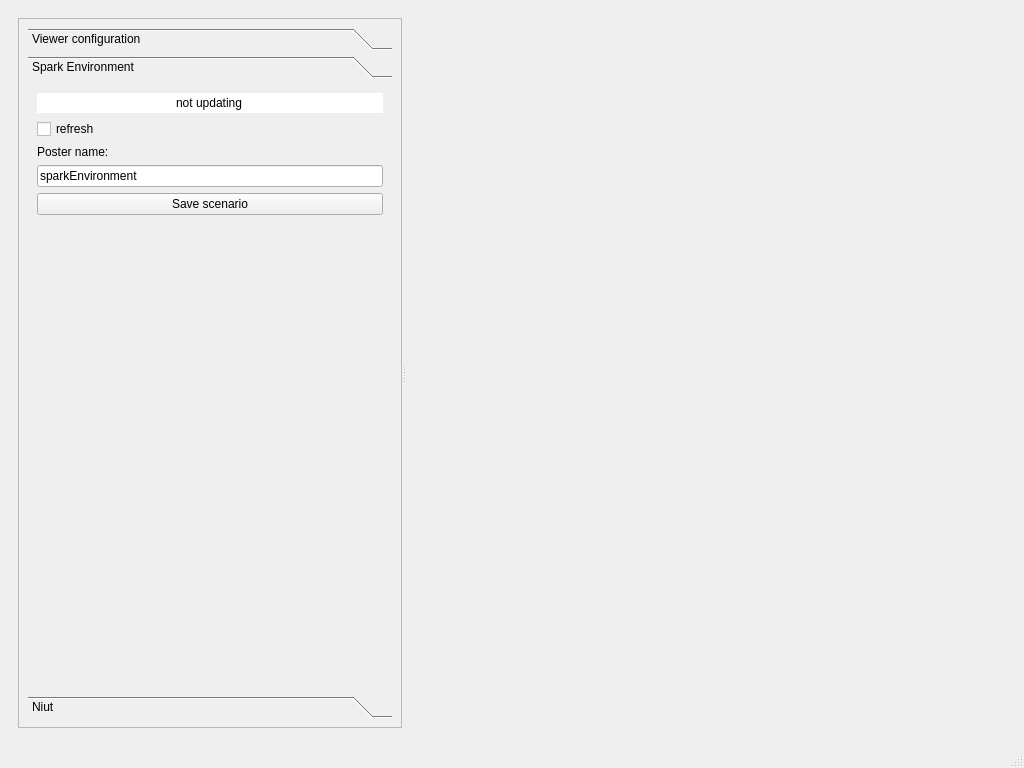
Qt form src/move3d-remote/mainwindow-remote.ui (jmainpri/move3d-studio) before a commit.
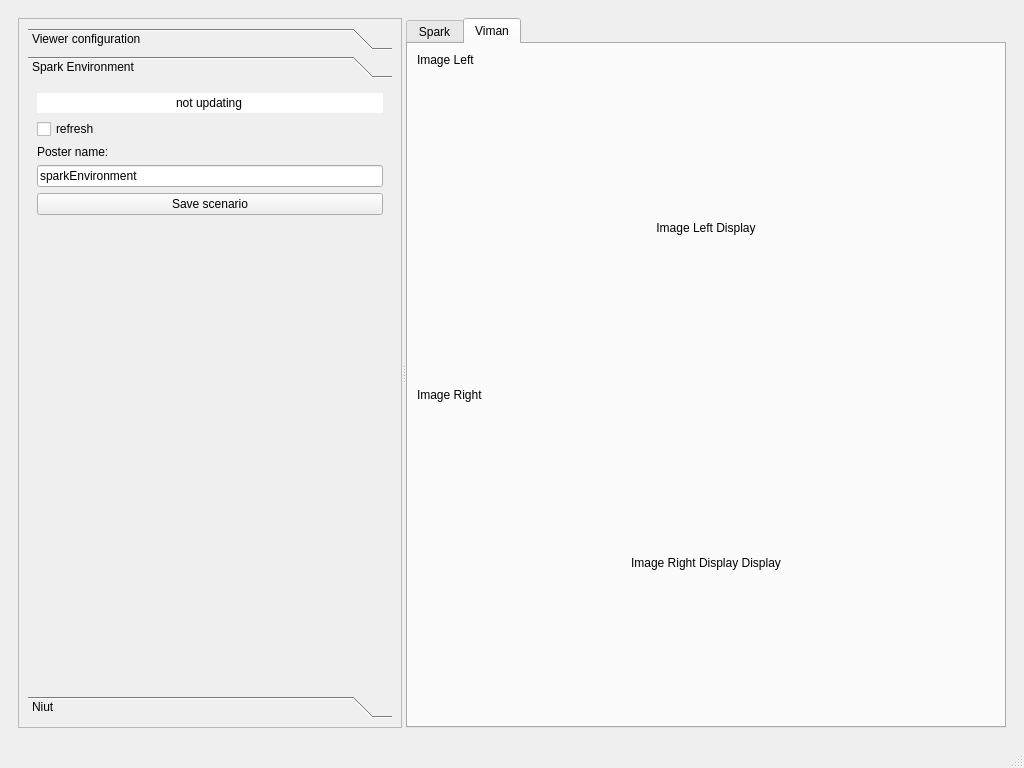
The same form after that commit. The open tabs and pages were chosen to show the change. Custom widgets are drawn as their Qt base class.

Commit message: create a genomposter class: read each connected poster in a separated qthread

Patch:
```diff
--- a/src/move3d-remote/mainwindow-remote.ui
+++ b/src/move3d-remote/mainwindow-remote.ui
@@ -498,6 +498,16 @@
           </property>
           <layout class="QHBoxLayout" name="horizontalLayout_3">
            <item>
+            <widget class="QTabWidget" name="tabWidget">
+             <property name="currentIndex">
+              <number>1</number>
+             </property>
+             <widget class="QWidget" name="tab">
+              <attribute name="title">
+               <string>Spark</string>
+              </attribute>
+              <layout class="QHBoxLayout" name="horizontalLayout_5">
+               <item>
             <widget class="GLWidget" name="OpenGL" native="true">
              <property name="sizePolicy">
               <sizepolicy hsizetype="Preferred" vsizetype="Preferred">
@@ -511,6 +521,75 @@
                <height>0</height>
               </size>
              </property>
+                </widget>
+               </item>
+              </layout>
+             </widget>
+             <widget class="QWidget" name="tab_2">
+              <attribute name="title">
+               <string>Viman</string>
+              </attribute>
+              <layout class="QVBoxLayout" name="verticalLayout_5">
+               <item>
+                <widget class="QLabel" name="label">
+                 <property name="sizePolicy">
+                  <sizepolicy hsizetype="Preferred" vsizetype="Fixed">
+                   <horstretch>0</horstretch>
+                   <verstretch>0</verstretch>
+                  </sizepolicy>
+                 </property>
+                 <property name="text">
+                  <string>Image Left</string>
+                 </property>
+                </widget>
+               </item>
+               <item>
+                <widget class="QWidget" name="widget_4" native="true">
+                 <layout class="QVBoxLayout" name="verticalLayout_6">
+                  <item>
+                   <widget class="QLabel" name="labelImageLeft">
+                    <property name="text">
+                     <string>Image Left Display</string>
+                    </property>
+                    <property name="alignment">
+                     <set>Qt::AlignCenter</set>
+                    </property>
+                   </widget>
+                  </item>
+                 </layout>
+                </widget>
+               </item>
+               <item>
+                <widget class="QLabel" name="label_3">
+                 <property name="sizePolicy">
+                  <sizepolicy hsizetype="Preferred" vsizetype="Fixed">
+                   <horstretch>0</horstretch>
+                   <verstretch>0</verstretch>
+                  </sizepolicy>
+                 </property>
+                 <property name="text">
+                  <string>Image Right</string>
+                 </property>
+                </widget>
+               </item>
+               <item>
+                <widget class="QWidget" name="widget_5" native="true">
+                 <layout class="QHBoxLayout" name="horizontalLayout_7">
+                  <item>
+                   <widget class="QLabel" name="labelImageRight">
+                    <property name="text">
+                     <string>Image Right Display Display</string>
+                    </property>
+                    <property name="alignment">
+                     <set>Qt::AlignCenter</set>
+                    </property>
+                   </widget>
+                  </item>
+                 </layout>
+                </widget>
+               </item>
+              </layout>
+             </widget>
             </widget>
            </item>
           </layout>
```
Left out of the diff: 4 changed lines with no effect on the pictures. Lines whose indentation alone changed are shown as unchanged. The commit also changes 13 other files.
